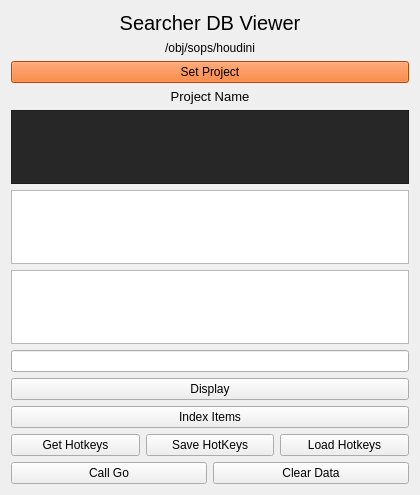
Qt form scripts/python/searcher/searcher.ui (instance-id/Searcher) before a commit.
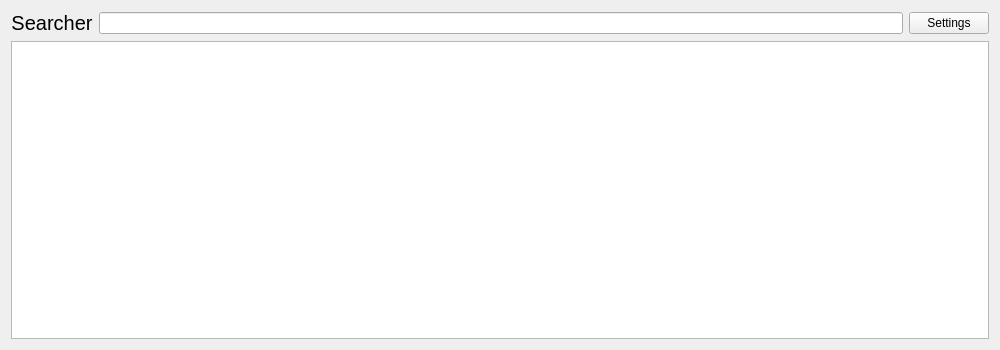
The same form after that commit.

Commit message: Working well so far. Added settings menu and shelf tool to call by hotkey.

Patch:
```diff
--- a/scripts/python/searcher/searcher.ui
+++ b/scripts/python/searcher/searcher.ui
@@ -6,138 +6,72 @@
    <rect>
     <x>0</x>
     <y>0</y>
-    <width>420</width>
-    <height>495</height>
+    <width>1000</width>
+    <height>350</height>
    </rect>
   </property>
+  <property name="sizePolicy">
+   <sizepolicy hsizetype="Expanding" vsizetype="Expanding">
+    <horstretch>0</horstretch>
+    <verstretch>0</verstretch>
+   </sizepolicy>
+  </property>
+  <property name="minimumSize">
+   <size>
+    <width>0</width>
+    <height>0</height>
+   </size>
+  </property>
+  <property name="baseSize">
+   <size>
+    <width>1000</width>
+    <height>350</height>
+   </size>
+  </property>
   <property name="windowTitle">
    <string>Form</string>
   </property>
   <layout class="QGridLayout" name="gridLayout">
    <item row="0" column="0">
     <layout class="QVBoxLayout" name="verticalLayout">
-     <item>
-      <widget class="QLabel" name="projectTitle">
-       <property name="font">
-        <font>
-         <pointsize>15</pointsize>
-        </font>
-       </property>
-       <property name="text">
-        <string>Searcher DB Viewer</string>
-       </property>
-       <property name="alignment">
-        <set>Qt::AlignCenter</set>
-       </property>
-      </widget>
-     </item>
-     <item>
-      <widget class="QLabel" name="projectPath_lbl">
-       <property name="text">
-        <string>/obj/sops/houdini</string>
-       </property>
-       <property name="alignment">
-        <set>Qt::AlignCenter</set>
-       </property>
-      </widget>
-     </item>
-     <item>
-      <widget class="QPushButton" name="setproject">
-       <property name="styleSheet">
-        <string notr="true">background-color: rgb(255, 96, 0);</string>
-       </property>
-       <property name="text">
-        <string>Set Project</string>
-       </property>
-      </widget>
-     </item>
-     <item>
-      <widget class="QLabel" name="projectName_lbl">
-       <property name="font">
-        <font>
-         <pointsize>10</pointsize>
-        </font>
-       </property>
-       <property name="text">
-        <string>Project Name</string>
-       </property>
-       <property name="alignment">
-        <set>Qt::AlignCenter</set>
-       </property>
-      </widget>
-     </item>
-     <item>
-      <widget class="QListWidget" name="sceneList_lst">
-       <property name="styleSheet">
-        <string notr="true">background-color: rgb(39, 39, 39);</string>
-       </property>
-      </widget>
-     </item>
-     <item>
-      <widget class="QListWidget" name="searchresults_lst"/>
-     </item>
-     <item>
-      <widget class="QTableWidget" name="searchresults_tbl"/>
-     </item>
-     <item>
-      <widget class="QLineEdit" name="searchbox"/>
-     </item>
-     <item>
-      <widget class="QPushButton" name="test1_btn">
-       <property name="text">
-        <string>Display</string>
-       </property>
-      </widget>
-     </item>
-     <item>
-      <widget class="QPushButton" name="test2_btn">
-       <property name="text">
-        <string>Index Items</string>
-       </property>
-      </widget>
-     </item>
      <item>
       <layout class="QHBoxLayout" name="horizontalLayout">
        <item>
-        <widget class="QPushButton" name="getHotkeys_btn">
+        <widget class="QLabel" name="projectTitle">
+         <property name="font">
+          <font>
+           <pointsize>15</pointsize>
+          </font>
+         </property>
          <property name="text">
-          <string>Get Hotkeys</string>
+          <string>Searcher</string>
          </property>
+         <property name="alignment">
+          <set>Qt::AlignCenter</set>
+         </property>
         </widget>
        </item>
        <item>
-        <widget class="QPushButton" name="saveHotkeys_btn">
-         <property name="text">
-          <string>Save HotKeys</string>
-         </property>
-        </widget>
+        <widget class="QLineEdit" name="searchbox_txt"/>
        </item>
        <item>
         <widget class="QPushButton" name="loadHotkeys_btn">
          <property name="text">
-          <string>Load Hotkeys</string>
+          <string>Settings</string>
          </property>
         </widget>
        </item>
       </layout>
      </item>
      <item>
-      <layout class="QHBoxLayout" name="horizontalLayout_2">
-       <item>
-        <widget class="QPushButton" name="callGo_btn">
-         <property name="text">
-          <string>Call Go</string>
-         </property>
-        </widget>
-       </item>
-       <item>
-        <widget class="QPushButton" name="other_btn">
-         <property name="text">
-          <string>Clear Data</string>
-         </property>
-        </widget>
-       </item>
-      </layout>
+      <widget class="QTableWidget" name="searchresults_tbl">
+       <property name="mouseTracking">
+        <bool>false</bool>
+       </property>
+       <attribute name="horizontalHeaderStretchLastSection">
+        <bool>true</bool>
+       </attribute>
+      </widget>
      </item>
      <item>
       <layout class="QVBoxLayout" name="verticalLayout_2"/>
```
Left out of the diff: 9 changed lines with no effect on the pictures. The commit also changes 16 other files.
